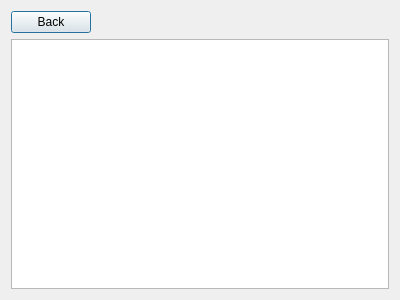
The window that allresults.ui (ValeriaGrigoruants/Platform-for-learning-programming) describes before a commit, drawn with Qt 5.
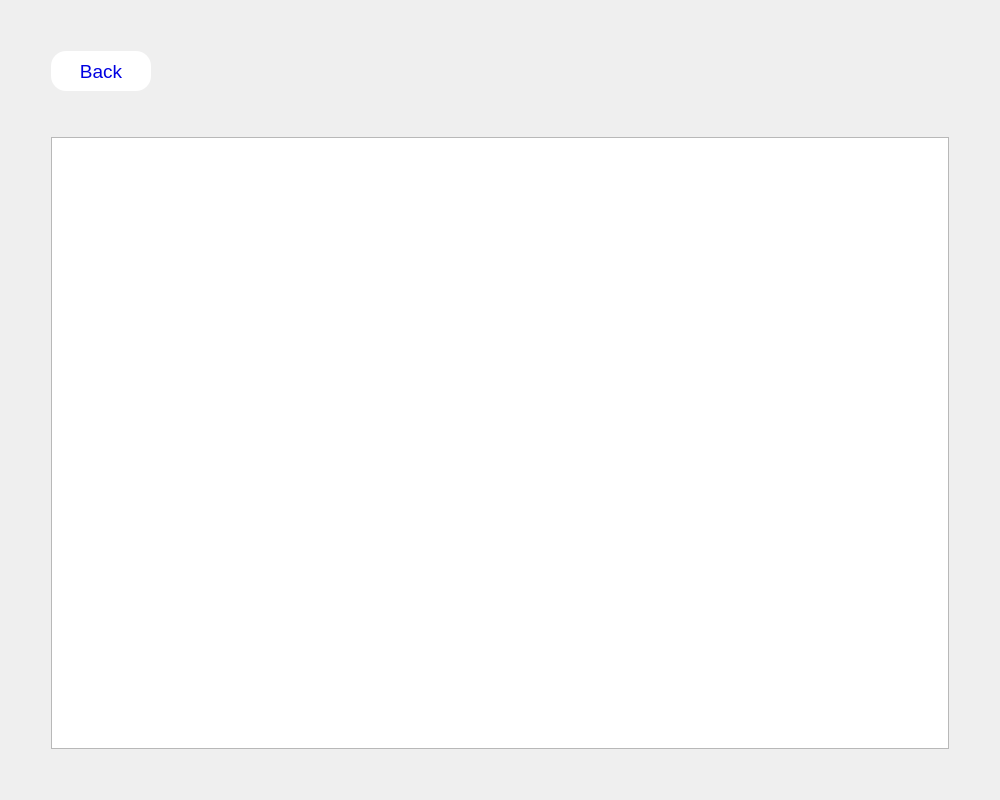
The same window after the commit.

Diff of the .ui file:
```diff
--- a/allresults.ui
+++ b/allresults.ui
@@ -6,8 +6,8 @@
    <rect>
     <x>0</x>
     <y>0</y>
-    <width>400</width>
-    <height>300</height>
+    <width>1000</width>
+    <height>800</height>
    </rect>
   </property>
   <property name="windowTitle">
@@ -15,20 +15,129 @@
   </property>
   <layout class="QVBoxLayout" name="verticalLayout">
    <item>
-    <widget class="QPushButton" name="back">
-     <property name="sizePolicy">
-      <sizepolicy hsizetype="Maximum" vsizetype="Fixed">
-       <horstretch>0</horstretch>
-       <verstretch>0</verstretch>
-      </sizepolicy>
+    <spacer name="verticalSpacer_3">
+     <property name="orientation">
+      <enum>Qt::Vertical</enum>
      </property>
-     <property name="text">
-      <string>Back</string>
+     <property name="sizeType">
+      <enum>QSizePolicy::Fixed</enum>
      </property>
-    </widget>
+     <property name="sizeHint" stdset="0">
+      <size>
+       <width>20</width>
+       <height>40</height>
+      </size>
+     </property>
+    </spacer>
    </item>
    <item>
-    <widget class="QTableWidget" name="tableRes"/>
+    <layout class="QGridLayout" name="gridLayout">
+     <property name="topMargin">
+      <number>0</number>
+     </property>
+     <item row="0" column="1">
+      <widget class="QPushButton" name="back">
+       <property name="sizePolicy">
+        <sizepolicy hsizetype="Fixed" vsizetype="Fixed">
+         <horstretch>0</horstretch>
+         <verstretch>0</verstretch>
+        </sizepolicy>
+       </property>
+       <property name="minimumSize">
+        <size>
+         <width>100</width>
+         <height>40</height>
+        </size>
+       </property>
+       <property name="cursor">
+        <cursorShape>PointingHandCursor</cursorShape>
+       </property>
+       <property name="styleSheet">
+        <string notr="true">#back {
+	font: 14pt;
+color: rgb(0, 0, 225);
+border-radius: 15px;
+background-color: rgb(255, 255, 255)}</string>
+       </property>
+       <property name="text">
+        <string>Back</string>
+       </property>
+      </widget>
+     </item>
+     <item row="2" column="1">
+      <widget class="QTableWidget" name="tableRes">
+       <property name="font">
+        <font>
+         <pointsize>12</pointsize>
+        </font>
+       </property>
+      </widget>
+     </item>
+     <item row="2" column="2">
+      <spacer name="horizontalSpacer_2">
+       <property name="orientation">
+        <enum>Qt::Horizontal</enum>
+       </property>
+       <property name="sizeType">
+        <enum>QSizePolicy::Fixed</enum>
+       </property>
+       <property name="sizeHint" stdset="0">
+        <size>
+         <width>40</width>
+         <height>20</height>
+        </size>
+       </property>
+      </spacer>
+     </item>
+     <item row="0" column="0">
+      <spacer name="horizontalSpacer">
+       <property name="orientation">
+        <enum>Qt::Horizontal</enum>
+       </property>
+       <property name="sizeType">
+        <enum>QSizePolicy::Fixed</enum>
+       </property>
+       <property name="sizeHint" stdset="0">
+        <size>
+         <width>40</width>
+         <height>20</height>
+        </size>
+       </property>
+      </spacer>
+     </item>
+     <item row="1" column="1">
+      <spacer name="verticalSpacer">
+       <property name="orientation">
+        <enum>Qt::Vertical</enum>
+       </property>
+       <property name="sizeType">
+        <enum>QSizePolicy::Fixed</enum>
+       </property>
+       <property name="sizeHint" stdset="0">
+        <size>
+         <width>20</width>
+         <height>40</height>
+        </size>
+       </property>
+      </spacer>
+     </item>
+     <item row="3" column="1">
+      <spacer name="verticalSpacer_2">
+       <property name="orientation">
+        <enum>Qt::Vertical</enum>
+       </property>
+       <property name="sizeType">
+        <enum>QSizePolicy::Fixed</enum>
+       </property>
+       <property name="sizeHint" stdset="0">
+        <size>
+         <width>20</width>
+         <height>40</height>
+        </size>
+       </property>
+      </spacer>
+     </item>
+    </layout>
    </item>
   </layout>
  </widget>
```
